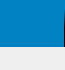
First picture: the form in ui/menu/menu_item/label_menu_item.ui, repository 15903016222/Voice, before the edit.
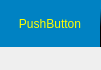
Second picture: the form after the edit.

Commit message: 修改: LabelMenuItem将显示name的Label部件改为Pushbutton

What changed in the file:
```diff
--- a/ui/menu/menu_item/label_menu_item.ui
+++ b/ui/menu/menu_item/label_menu_item.ui
@@ -6,7 +6,7 @@
    <rect>
     <x>0</x>
     <y>0</y>
-    <width>65</width>
+    <width>101</width>
     <height>70</height>
    </rect>
   </property>
@@ -30,37 +30,30 @@
     <number>0</number>
    </property>
    <item>
-    <widget class="QLabel" name="nameLabel">
+    <widget class="QPushButton" name="pushButton">
      <property name="sizePolicy">
       <sizepolicy hsizetype="Ignored" vsizetype="Ignored">
        <horstretch>0</horstretch>
        <verstretch>0</verstretch>
       </sizepolicy>
      </property>
-     <property name="font">
-      <font>
-       <family>Arial</family>
-       <pointsize>14</pointsize>
-       <weight>50</weight>
-       <italic>false</italic>
-       <bold>false</bold>
-      </font>
+     <property name="focusPolicy">
+      <enum>Qt::NoFocus</enum>
      </property>
      <property name="styleSheet">
-      <string notr="true">QLabel{
-	font: 14pt &quot;Arial&quot;;
+      <string notr="true">QPushButton{
+	background-position: center;
+	font: 16pt &quot;Arial&quot;;
 	background-color:rgba(0, 130, 195);
 	border: 0px solid black;
 	color: rgb(255, 255, 0);
 	border-left:1px solid qlineargradient(spread:reflect, x1:0.49435, y1:0.068, x2:0.50565, y2:0.75, stop:0.158192 rgba(0, 130, 195, 255), 	stop:0.559322 rgba(255, 255, 255, 255));
 	border-right:1px solid qlineargradient(spread:reflect, x1:0.5, y1:0.028, x2:0.5, y2:1, stop:0.158192 rgba(0, 130, 195, 255), stop:0.559322 rgba(0, 0, 0, 255));
-}</string>
+}
+</string>
      </property>
      <property name="text">
-      <string/>
-     </property>
-     <property name="textFormat">
-      <enum>Qt::RichText</enum>
+      <string>PushButton</string>
      </property>
     </widget>
    </item>
```
The commit also changes 7 other files.
